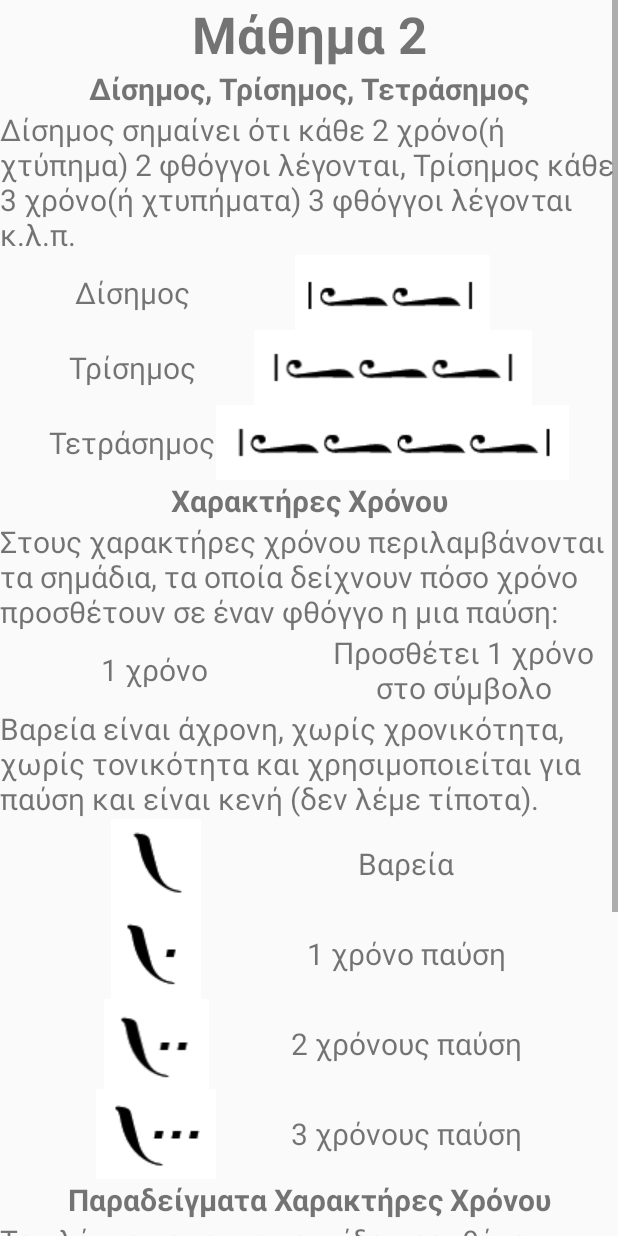
After one commit to JohnChourp/LearnByzantineMusic, an Android app built with Jetpack Compose: the lesson2 screen opened directly, with no data from a screen before it, on a phone screen of 412 x 824 dp. The commit adds this screen. Run offline under Robolectric (Android 15) with nearby library versions, the phone set to English and light mode, and no system bars.

Commit message:
added second lesson

```diff
--- a/app/src/main/AndroidManifest.xml
+++ b/app/src/main/AndroidManifest.xml
@@ -12,6 +12,11 @@
         android:supportsRtl="true"
         android:theme="@style/Theme.LearnByzantineMusic"
         tools:targetApi="31">
+        <activity
+            android:name=".lessons.lesson2"
+            android:exported="false"
+            android:label="@string/title_activity_lesson2"
+            android:theme="@style/Theme.LearnByzantineMusic" />
         <activity
             android:name=".lessons.lesson1"
             android:exported="false"
--- a/app/src/main/java/com/example/learnbyzantinemusic/MainActivity.kt
+++ b/app/src/main/java/com/example/learnbyzantinemusic/MainActivity.kt
@@ -10,12 +10,19 @@ class MainActivity : ComponentActivity() {
         super.onCreate(savedInstanceState)
         setContentView(R.layout.layout_main_activity) // Set the layout resource ID
         val lesson1Btn = findViewById<Button>(R.id.lesson1_btn)
+        val lesson2Btn = findViewById<Button>(R.id.lesson2_btn)
 
         lesson1Btn.setOnClickListener { openLesson1() }
+        lesson2Btn.setOnClickListener { openLesson2() }
     }
 
     private fun openLesson1() {
         val intent = Intent(this, com.example.learnbyzantinemusic.lessons.lesson1::class.java)
         startActivity(intent)
     }
+
+    private fun openLesson2() {
+        val intent = Intent(this, com.example.learnbyzantinemusic.lessons.lesson2::class.java)
+        startActivity(intent)
+    }
 }
--- /dev/null
+++ b/app/src/main/java/com/example/learnbyzantinemusic/lessons/lesson2.kt
@@ -0,0 +1,12 @@
+package com.example.learnbyzantinemusic.lessons
+
+import android.os.Bundle
+import androidx.activity.ComponentActivity
+import com.example.learnbyzantinemusic.R
+
+class lesson2 : ComponentActivity() {
+    override fun onCreate(savedInstanceState: Bundle?) {
+        super.onCreate(savedInstanceState)
+        setContentView(R.layout.layout_lesson_2) // Set the layout resource ID
+    }
+}
--- /dev/null
+++ b/app/src/main/res/layout/layout_lesson_2.xml
@@ -0,0 +1,399 @@
+<?xml version="1.0" encoding="utf-8"?>
+<ScrollView xmlns:android="http://schemas.android.com/apk/res/android"
+    android:layout_width="match_parent"
+    android:layout_height="match_parent"
+    android:orientation="vertical">
+
+    <LinearLayout
+        android:layout_width="match_parent"
+        android:layout_height="wrap_content"
+        android:orientation="vertical">
+
+        <TextView
+            android:id="@+id/lesson_2_text_view"
+            android:layout_width="match_parent"
+            android:layout_height="match_parent"
+            android:gravity="center|center_horizontal|center_vertical"
+            android:text="@string/lesson_2"
+            android:textSize="34sp"
+            android:textStyle="bold" />
+
+        <TextView
+            android:id="@+id/duotrioquatro_text_view"
+            android:layout_width="match_parent"
+            android:layout_height="match_parent"
+            android:gravity="center|center_horizontal|center_vertical"
+            android:text="@string/duotrioquatro"
+            android:textSize="20sp"
+            android:textStyle="bold" />
+
+        <TextView
+            android:id="@+id/duotrioquatro_definition_text_view"
+            android:layout_width="match_parent"
+            android:layout_height="match_parent"
+            android:text="@string/duotrioquatro_definition"
+            android:textSize="20sp" />
+
+        <TableLayout
+            android:layout_width="match_parent"
+            android:layout_height="match_parent">
+
+            <TableRow
+                android:layout_width="match_parent"
+                android:layout_height="match_parent"
+                android:gravity="center">
+
+                <TextView
+                    android:id="@+id/disimos_text_view"
+                    android:layout_width="match_parent"
+                    android:layout_height="match_parent"
+                    android:gravity="center|center_horizontal|center_vertical"
+                    android:text="@string/disimos"
+                    android:textSize="20sp" />
+
+                <ImageView
+                    android:id="@+id/disimos_image_view"
+                    android:layout_width="match_parent"
+                    android:layout_height="match_parent"
+                    android:contentDescription="@string/todo"
+                    android:src="@drawable/disimos" />
+            </TableRow>
+
+            <TableRow
+                android:layout_width="match_parent"
+                android:layout_height="match_parent"
+                android:gravity="center">
+
+                <TextView
+                    android:id="@+id/trisimos_text_view"
+                    android:layout_width="match_parent"
+                    android:layout_height="match_parent"
+                    android:gravity="center|center_horizontal|center_vertical"
+                    android:text="@string/trisimos"
+                    android:textSize="20sp" />
+
+                <ImageView
+                    android:id="@+id/trisimos_image_view"
+                    android:layout_width="match_parent"
+                    android:layout_height="match_parent"
+                    android:contentDescription="@string/todo"
+                    android:src="@drawable/trisimos" />
+            </TableRow>
+
+            <TableRow
+                android:layout_width="match_parent"
+                android:layout_height="match_parent"
+                android:gravity="center">
+
+                <TextView
+                    android:id="@+id/tetrasimos_text_view"
+                    android:layout_width="match_parent"
+                    android:layout_height="match_parent"
+                    android:gravity="center|center_horizontal|center_vertical"
+                    android:text="@string/tetrasimos"
+                    android:textSize="20sp" />
+
+                <ImageView
+                    android:id="@+id/tetrasimos_image_view"
+                    android:layout_width="match_parent"
+                    android:layout_height="match_parent"
+                    android:contentDescription="@string/todo"
+                    android:src="@drawable/tetrasimos" />
+            </TableRow>
+
+        </TableLayout>
+
+
+        <TextView
+            android:id="@+id/time_characters_text_view"
+            android:layout_width="match_parent"
+            android:layout_height="match_parent"
+            android:gravity="center|center_horizontal|center_vertical"
+            android:text="@string/time_characters"
+            android:textSize="20sp"
+            android:textStyle="bold" />
+
+        <TextView
+            android:id="@+id/time_characters_definition_text_view"
+            android:layout_width="match_parent"
+            android:layout_height="match_parent"
+            android:text="@string/time_characters_definition"
+            android:textSize="20sp" />
+
+        <LinearLayout
+            android:layout_width="match_parent"
+            android:layout_height="match_parent"
+            android:orientation="horizontal">
+
+            <TextView
+                android:id="@+id/time_1_text_view"
+                android:layout_width="match_parent"
+                android:layout_height="match_parent"
+                android:gravity="center|center_horizontal|center_vertical"
+                android:layout_weight="1"
+                android:text="@string/time_1"
+                android:textSize="20sp" />
+
+            <TextView
+                android:id="@+id/add_time_1_text_view"
+                android:layout_width="match_parent"
+                android:layout_height="match_parent"
+                android:gravity="center|center_horizontal|center_vertical"
+                android:layout_weight="1"
+                android:text="@string/add_time_1"
+                android:textSize="20sp" />
+
+        </LinearLayout>
+
+        <TextView
+            android:id="@+id/heavy_definition_text_view"
+            android:layout_width="match_parent"
+            android:layout_height="match_parent"
+            android:text="@string/heavy_definition"
+            android:textSize="20sp" />
+
+        <TableLayout
+            android:layout_width="match_parent"
+            android:layout_height="match_parent">
+
+            <TableRow
+                android:layout_width="match_parent"
+                android:layout_height="match_parent"
+                android:gravity="center">
+
+                <ImageView
+                    android:id="@+id/heavy_image_view"
+                    android:layout_width="match_parent"
+                    android:layout_height="match_parent"
+                    android:contentDescription="@string/todo"
+                    android:src="@drawable/heavy" />
+
+                <Space
+                    android:layout_width="50dp"
+                    android:layout_height="match_parent" />
+
+                <TextView
+                    android:id="@+id/heavy_text_view"
+                    android:layout_width="match_parent"
+                    android:layout_height="match_parent"
+                    android:gravity="center|center_horizontal|center_vertical"
+                    android:text="@string/heavy"
+                    android:textSize="20sp" />
+            </TableRow>
+
+            <TableRow
+                android:layout_width="match_parent"
+                android:layout_height="match_parent"
+                android:gravity="center">
+
+                <ImageView
+                    android:id="@+id/pause_1_image_view"
+                    android:layout_width="match_parent"
+                    android:layout_height="match_parent"
+                    android:contentDescription="@string/todo"
+                    android:src="@drawable/pause_1" />
+
+                <Space
+                    android:layout_width="50dp"
+                    android:layout_height="match_parent" />
+                <TextView
+                    android:id="@+id/pause_time_1_text_view"
+                    android:layout_width="match_parent"
+                    android:layout_height="match_parent"
+                    android:gravity="center|center_horizontal|center_vertical"
+                    android:text="@string/pause_time_1"
+                    android:textSize="20sp" />
+            </TableRow>
+
+            <TableRow
+                android:layout_width="match_parent"
+                android:layout_height="match_parent"
+                android:gravity="center">
+
+                <ImageView
+                    android:id="@+id/pause_2_image_view"
+                    android:layout_width="match_parent"
+                    android:layout_height="match_parent"
+                    android:contentDescription="@string/todo"
+                    android:src="@drawable/pause_2" />
+
+                <Space
+                    android:layout_width="50dp"
+                    android:layout_height="match_parent" />
+                <TextView
+                    android:id="@+id/pause_time_2_text_view"
+                    android:layout_width="match_parent"
+                    android:layout_height="match_parent"
+                    android:gravity="center|center_horizontal|center_vertical"
+                    android:text="@string/pause_time_2"
+                    android:textSize="20sp" />
+            </TableRow>
+
+            <TableRow
+                android:layout_width="match_parent"
+                android:layout_height="match_parent"
+                android:gravity="center">
+
+                <ImageView
+                    android:id="@+id/pause_3_image_view"
+                    android:layout_width="match_parent"
+                    android:layout_height="match_parent"
+                    android:contentDescription="@string/todo"
+                    android:src="@drawable/pause_3" />
+
+                <Space
+                    android:layout_width="50dp"
+                    android:layout_height="match_parent" />
+                <TextView
+                    android:id="@+id/pause_time_3_text_view"
+                    android:layout_width="match_parent"
+                    android:layout_height="match_parent"
+                    android:gravity="center|center_horizontal|center_vertical"
+                    android:text="@string/pause_time_3"
+                    android:textSize="20sp" />
+            </TableRow>
+        </TableLayout>
+
+
+        <TextView
+            android:id="@+id/time_characters_examples_text_view"
+            android:layout_width="match_parent"
+            android:layout_height="match_parent"
+            android:gravity="center|center_horizontal|center_vertical"
+            android:text="@string/time_characters_examples"
+            android:textSize="20sp"
+            android:textStyle="bold" />
+
+        <TextView
+            android:id="@+id/time_characters_examples_definition_text_view"
+            android:layout_width="match_parent"
+            android:layout_height="match_parent"
+            android:text="@string/time_characters_examples_definition"
+            android:textSize="20sp" />
+
+
+        <TableLayout
+            android:layout_width="match_parent"
+            android:layout_height="match_parent">
+
+            <TableRow
+                android:layout_width="match_parent"
+                android:layout_height="match_parent"
+                android:gravity="center">
+
+                <TextView
+                    android:id="@+id/fraction_text_view"
+                    android:layout_width="match_parent"
+                    android:layout_height="match_parent"
+                    android:gravity="center|center_horizontal|center_vertical"
+                    android:text="@string/fraction"
+                    android:textSize="20sp" />
+
+                <ImageView
+                    android:id="@+id/fraction_image_view"
+                    android:layout_width="match_parent"
+                    android:layout_height="match_parent"
+                    android:contentDescription="@string/todo"
+                    android:src="@drawable/fraction" />
+
+                <TextView
+                    android:id="@+id/phthong_1_for_2_time_text_view"
+                    android:layout_width="match_parent"
+                    android:layout_height="match_parent"
+                    android:gravity="center|center_horizontal|center_vertical"
+                    android:text="@string/phthong_1_for_2_time"
+                    android:textSize="20sp" />
+            </TableRow>
+
+            <TableRow
+                android:layout_width="match_parent"
+                android:layout_height="match_parent"
+                android:gravity="center">
+
+                <TextView
+                    android:id="@+id/dot_1_text_view"
+                    android:layout_width="match_parent"
+                    android:layout_height="match_parent"
+                    android:gravity="center|center_horizontal|center_vertical"
+                    android:text="@string/dot_1"
+                    android:textSize="20sp" />
+
+                <ImageView
+                    android:id="@+id/add_time_1_image_view"
+                    android:layout_width="match_parent"
+                    android:layout_height="match_parent"
+                    android:contentDescription="@string/todo"
+                    android:src="@drawable/add_time_1" />
+
+                <TextView
+                    android:id="@+id/phthong_1_for_2_time_duplicate_1_text_view"
+                    android:layout_width="match_parent"
+                    android:layout_height="match_parent"
+                    android:gravity="center|center_horizontal|center_vertical"
+                    android:text="@string/phthong_1_for_2_time"
+                    android:textSize="20sp" />
+            </TableRow>
+
+            <TableRow
+                android:layout_width="match_parent"
+                android:layout_height="match_parent"
+                android:gravity="center">
+
+                <TextView
+                    android:id="@+id/dot_2_text_view"
+                    android:layout_width="match_parent"
+                    android:layout_height="match_parent"
+                    android:gravity="center|center_horizontal|center_vertical"
+                    android:text="@string/dot_2"
+                    android:textSize="20sp" />
+
+                <ImageView
+                    android:id="@+id/add_time_2_image_view"
+                    android:layout_width="match_parent"
+                    android:layout_height="match_parent"
+                    android:contentDescription="@string/todo"
+                    android:src="@drawable/add_time_2" />
+
+                <TextView
+                    android:id="@+id/phthong_1_for_3_time_text_view"
+                    android:layout_width="match_parent"
+                    android:layout_height="match_parent"
+                    android:gravity="center|center_horizontal|center_vertical"
+                    android:text="@string/phthong_1_for_3_time"
+                    android:textSize="20sp" />
+            </TableRow>
+
+            <TableRow
+                android:layout_width="match_parent"
+                android:layout_height="match_parent"
+                android:gravity="center">
+
+                <TextView
+                    android:id="@+id/dot_3_text_view"
+                    android:layout_width="match_parent"
+                    android:layout_height="match_parent"
+                    android:gravity="center|center_horizontal|center_vertical"
+                    android:text="@string/dot_3"
+                    android:textSize="20sp" />
+
+                <ImageView
+                    android:id="@+id/add_time_3_image_view"
+                    android:layout_width="match_parent"
+                    android:layout_height="match_parent"
+                    android:contentDescription="@string/todo"
+                    android:src="@drawable/add_time_3" />
+
+                <TextView
+                    android:id="@+id/phthong_1_for_4_time_text_view"
+                    android:layout_width="match_parent"
+                    android:layout_height="match_parent"
+                    android:gravity="center|center_horizontal|center_vertical"
+                    android:text="@string/phthong_1_for_4_time"
+                    android:textSize="20sp" />
+            </TableRow>
+        </TableLayout>
+
+
+    </LinearLayout>
+
+</ScrollView>
--- a/app/src/main/res/values/strings.xml
+++ b/app/src/main/res/values/strings.xml
@@ -39,4 +39,28 @@
     <string name="oligon">Το Ολίγον</string>
     <string name="apostrofos">Η Απόστροφος</string>
     <string name="exersise_1">Άσκηση 1</string>
+    <string name="title_activity_lesson2">lesson2</string>
+    <string name="duotrioquatro">Δίσημος, Τρίσημος, Τετράσημος</string>
+    <string name="duotrioquatro_definition">Δίσημος σημαίνει ότι κάθε 2 χρόνο(ή χτύπημα) 2 φθόγγοι λέγονται, Τρίσημος κάθε 3 χρόνο(ή χτυπήματα) 3 φθόγγοι λέγονται κ.λ.π.</string>
+    <string name="disimos">Δίσημος</string>
+    <string name="trisimos">Τρίσημος</string>
+    <string name="tetrasimos">Τετράσημος</string>
+    <string name="time_characters">Χαρακτήρες Χρόνου</string>
+    <string name="time_characters_definition">Στους χαρακτήρες χρόνου περιλαμβάνονται τα σημάδια, τα οποία δείχνουν πόσο χρόνο προσθέτουν σε έναν φθόγγο η μια παύση:</string>
+    <string name="time_1">1 χρόνο</string>
+    <string name="add_time_1">Προσθέτει 1 χρόνο στο σύμβολο</string>
+    <string name="heavy_definition">Βαρεία είναι άχρονη, χωρίς χρονικότητα, χωρίς τονικότητα και χρησιμοποιείται για παύση και είναι κενή (δεν λέμε τίποτα).</string>
+    <string name="heavy">Βαρεία</string>
+    <string name="pause_time_1">1 χρόνο παύση</string>
+    <string name="pause_time_2">2 χρόνους παύση</string>
+    <string name="pause_time_3">3 χρόνους παύση</string>
+    <string name="time_characters_examples">Παραδείγματα Χαρακτήρες Χρόνου</string>
+    <string name="time_characters_examples_definition">Το κλάσμα και η μια κουκίδα προσθέτουν έναν χρόνο στα σημαδόφωνα, δηλαδή, στο ίσον, το ολίγον, το απόστροφο κ.λ.π.</string>
+    <string name="fraction">Κλάσμα</string>
+    <string name="phthong_1_for_2_time">1 φθόγγο για 2 χρόνους</string>
+    <string name="dot_1">1 κουκίδα</string>
+    <string name="dot_2">2 κουκίδες</string>
+    <string name="phthong_1_for_3_time">1 φθόγγο για 3 χρόνους</string>
+    <string name="dot_3">3 κουκίδες</string>
+    <string name="phthong_1_for_4_time">1 φθόγγο για 4 χρόνους</string>
 </resources>
```
Also changed, not shown: app/src/main/res/drawable/add_time_1.png (renamed from app/src/main/res/drawable/prothesi_1_xronou.png), app/src/main/res/drawable/add_time_2.png (renamed from app/src/main/res/drawable/prothesi_2_xronou.png), app/src/main/res/drawable/add_time_3.png (renamed from app/src/main/res/drawable/prothesi_3_xronou.png), app/src/main/res/drawable/fraction.png (renamed from app/src/main/res/drawable/klasma.png), app/src/main/res/drawable/heavy.png (renamed from app/src/main/res/drawable/bareia.png), app/src/main/res/drawable/pause_1.png (renamed from app/src/main/res/drawable/pausi_1.png), app/src/main/res/drawable/pause_2.png (renamed from app/src/main/res/drawable/pausi_2.png), app/src/main/res/drawable/pause_3.png (renamed from app/src/main/res/drawable/pausi_3.png).
